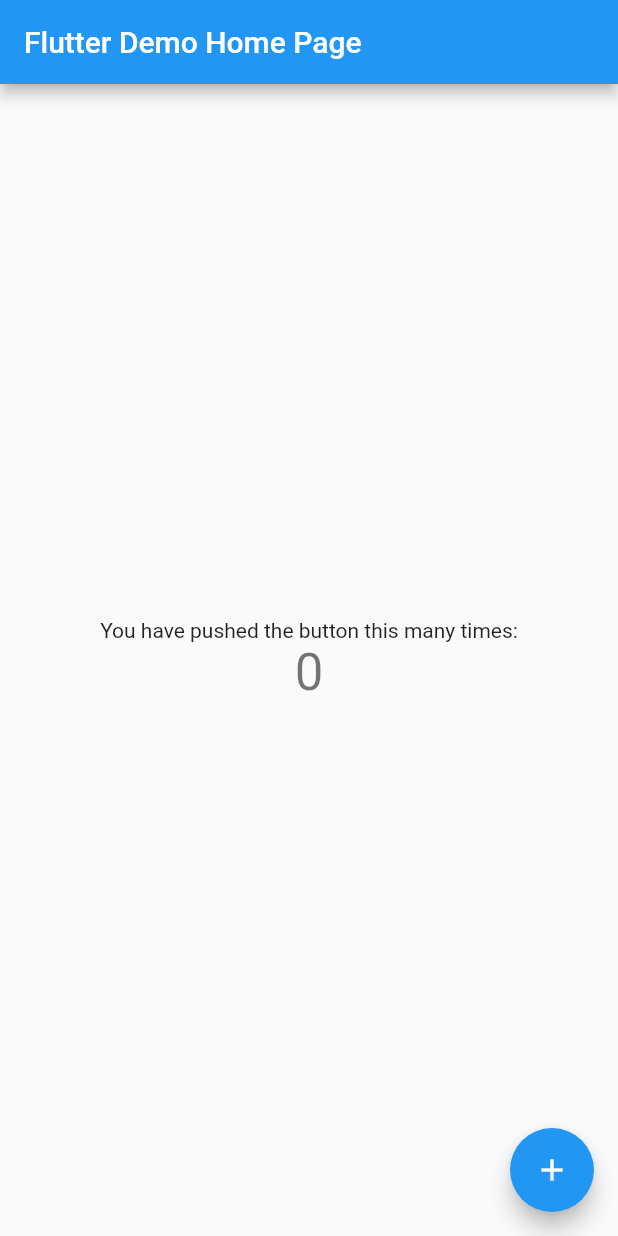
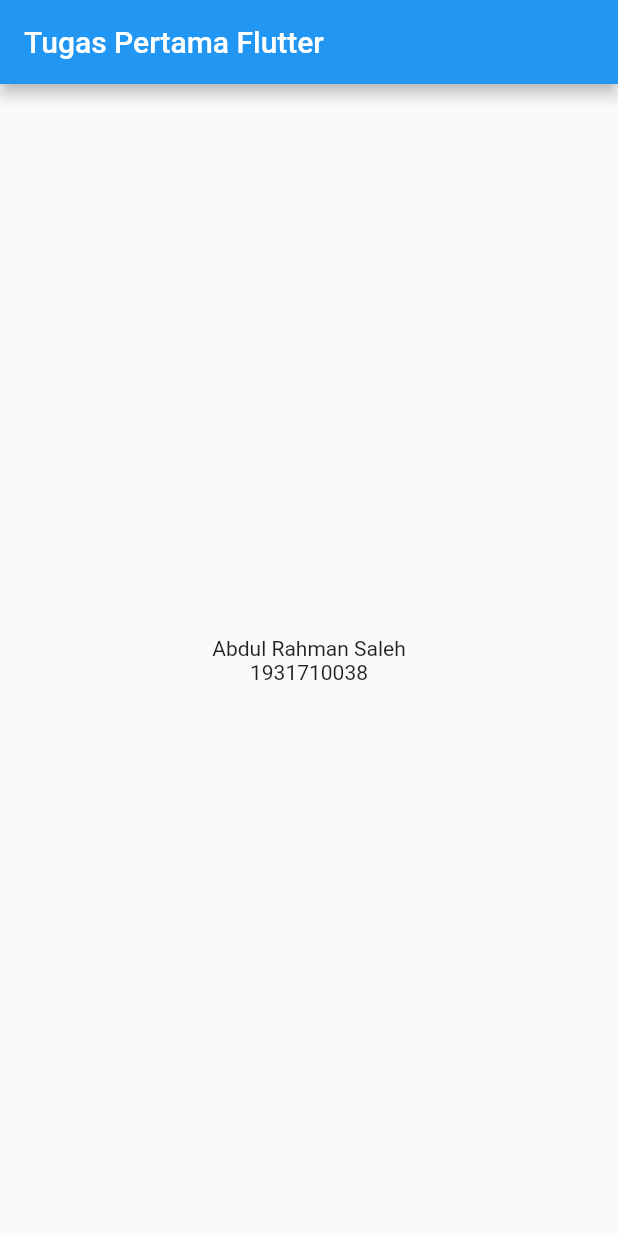
Before and after one commit to abdulrahmansaleh01/polinema_mobile_flutter_hello, a Flutter app: the screen it shows after launch, on a phone screen of 412 x 824 dp. Run offline on Flutter 3.47's test engine with Material 2 defaults, Android fonts, the phone set to English and light mode, and no system bars.

Commit message:
project complete

```diff
--- a/lib/main.dart
+++ b/lib/main.dart
@@ -22,7 +22,7 @@ class MyApp extends StatelessWidget {
         // is not restarted.
         primarySwatch: Colors.blue,
       ),
-      home: MyHomePage(title: 'Flutter Demo Home Page'),
+      home: MyHomePage(title: 'Tugas Pertama Flutter'),
     );
   }
 }
@@ -46,19 +46,6 @@ class MyHomePage extends StatefulWidget {
 }
 
 class _MyHomePageState extends State<MyHomePage> {
-  int _counter = 0;
-
-  void _incrementCounter() {
-    setState(() {
-      // This call to setState tells the Flutter framework that something has
-      // changed in this State, which causes it to rerun the build method below
-      // so that the display can reflect the updated values. If we changed
-      // _counter without calling setState(), then the build method would not be
-      // called again, and so nothing would appear to happen.
-      _counter++;
-    });
-  }
-
   @override
   Widget build(BuildContext context) {
     // This method is rerun every time setState is called, for instance as done
@@ -94,20 +81,19 @@ class _MyHomePageState extends State<MyHomePage> {
           mainAxisAlignment: MainAxisAlignment.center,
           children: <Widget>[
             Text(
-              'You have pushed the button this many times:',
+              'Abdul Rahman Saleh',
             ),
             Text(
-              '$_counter',
-              style: Theme.of(context).textTheme.headline4,
+              '1931710038',
             ),
           ],
         ),
       ),
-      floatingActionButton: FloatingActionButton(
-        onPressed: _incrementCounter,
-        tooltip: 'Increment',
-        child: Icon(Icons.add),
-      ), // This trailing comma makes auto-formatting nicer for build methods.
+      // floatingActionButton: FloatingActionButton(
+      //   onPressed: _incrementCounter,
+      //   tooltip: 'Increment',
+      //   child: Icon(Icons.add),
+      // ), // This trailing comma makes auto-formatting nicer for build methods.
     );
   }
 }
```
